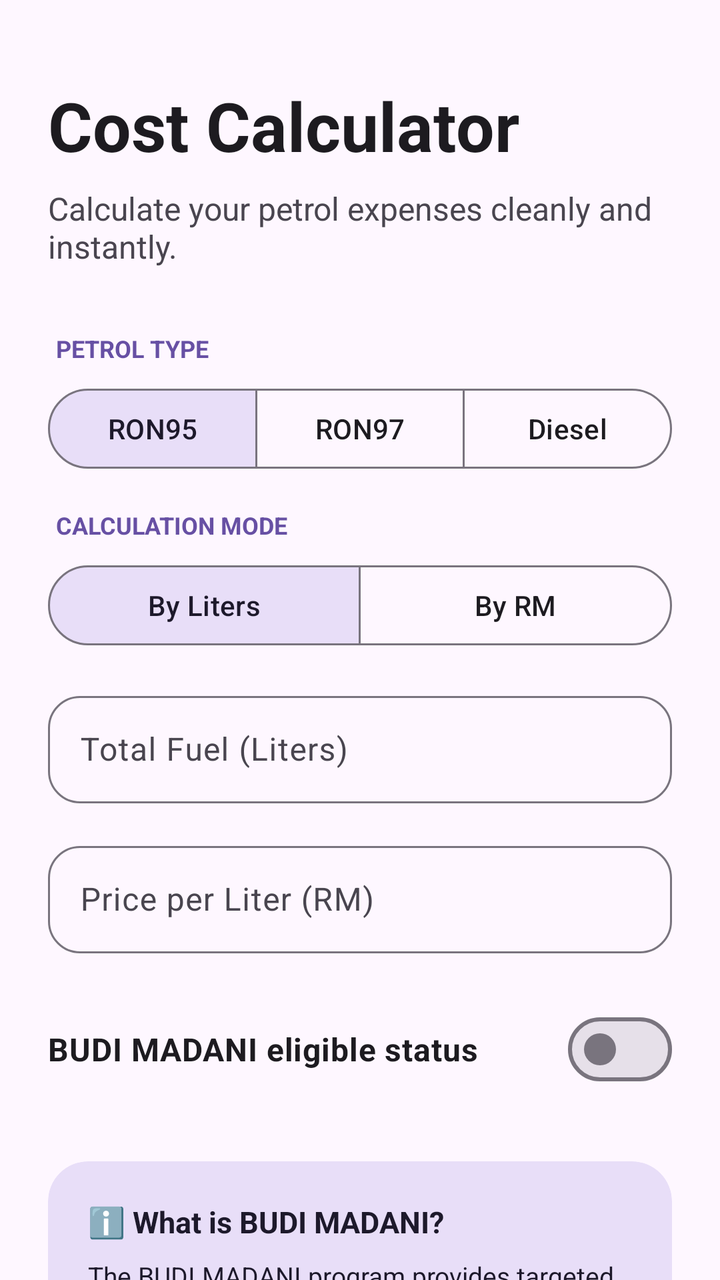
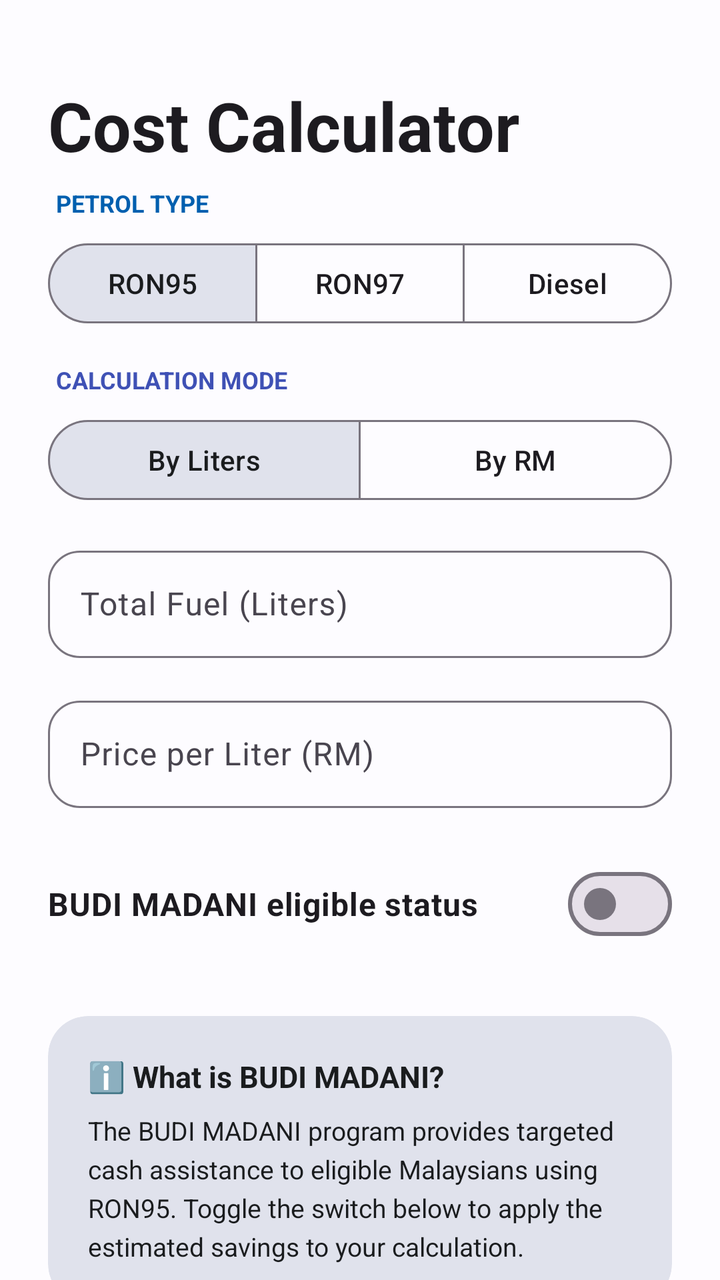

Two renders of the same Android screen: before a commit and after it. Below are the layout's source before the change and the commit's diff.
<!-- AndroidManifest.xml: application theme Theme.BudiMadani -->
<!-- res/layout/home.xml -->
<?xml version="1.0" encoding="utf-8"?>
<androidx.core.widget.NestedScrollView xmlns:android="http://schemas.android.com/apk/res/android"
    xmlns:app="http://schemas.android.com/apk/res-auto"
    android:layout_width="match_parent"
    android:layout_height="match_parent"
    android:background="?attr/colorSurface"
    android:fillViewport="true">

    <LinearLayout
        android:layout_width="match_parent"
        android:layout_height="wrap_content"
        android:orientation="vertical"
        android:padding="24dp">

        <TextView
            android:layout_width="wrap_content"
            android:layout_height="wrap_content"
            android:text="Cost Calculator"
            android:textSize="34sp"
            android:textStyle="bold"
            android:textColor="?attr/colorOnSurface"
            android:layout_marginTop="16dp"
            android:layout_marginBottom="8dp"/>

        <TextView
            android:layout_width="wrap_content"
            android:layout_height="wrap_content"
            android:text="Calculate your petrol expenses cleanly and instantly."
            android:textSize="16sp"
            android:textColor="?attr/colorOnSurfaceVariant"
            android:layout_marginBottom="32dp"/>

        <TextView
            android:layout_width="wrap_content"
            android:layout_height="wrap_content"
            android:text="Petrol Type"
            android:textSize="12sp"
            android:textStyle="bold"
            android:textAllCaps="true"
            android:textColor="?attr/colorPrimary"
            android:layout_marginBottom="8dp"
            android:layout_marginStart="4dp"/>

        <com.google.android.material.button.MaterialButtonToggleGroup
            android:id="@+id/togglePetrolType"
            android:layout_width="match_parent"
            android:layout_height="wrap_content"
            android:layout_marginBottom="16dp"
            app:singleSelection="true"
            app:selectionRequired="true"
            app:checkedButton="@+id/btnRON95">

            <com.google.android.material.button.MaterialButton
                android:id="@+id/btnRON95"
                style="?attr/materialButtonOutlinedStyle"
                android:layout_width="0dp"
                android:layout_height="wrap_content"
                android:layout_weight="1"
                android:text="RON95" />

            <com.google.android.material.button.MaterialButton
                android:id="@+id/btnRON97"
                style="?attr/materialButtonOutlinedStyle"
                android:layout_width="0dp"
                android:layout_height="wrap_content"
                android:layout_weight="1"
                android:text="RON97" />

            <com.google.android.material.button.MaterialButton
                android:id="@+id/btnDiesel"
                style="?attr/materialButtonOutlinedStyle"
                android:layout_width="0dp"
                android:layout_height="wrap_content"
                android:layout_weight="1"
                android:text="Diesel" />
        </com.google.android.material.button.MaterialButtonToggleGroup>

        <TextView
            android:layout_width="wrap_content"
            android:layout_height="wrap_content"
            android:text="Calculation Mode"
            android:textSize="12sp"
            android:textStyle="bold"
            android:textAllCaps="true"
            android:textColor="?attr/colorPrimary"
            android:layout_marginBottom="8dp"
            android:layout_marginStart="4dp"/>

        <com.google.android.material.button.MaterialButtonToggleGroup
            android:id="@+id/toggleInputMode"
            android:layout_width="match_parent"
            android:layout_height="wrap_content"
            android:layout_marginBottom="16dp"
            app:singleSelection="true"
            app:selectionRequired="true"
            app:checkedButton="@+id/btnModeLiters">

            <com.google.android.material.button.MaterialButton
                android:id="@+id/btnModeLiters"
                style="?attr/materialButtonOutlinedStyle"
                android:layout_width="0dp"
                android:layout_height="wrap_content"
                android:layout_weight="1"
                android:text="By Liters" />

            <com.google.android.material.button.MaterialButton
                android:id="@+id/btnModeRM"
                style="?attr/materialButtonOutlinedStyle"
                android:layout_width="0dp"
                android:layout_height="wrap_content"
                android:layout_weight="1"
                android:text="By RM" />
        </com.google.android.material.button.MaterialButtonToggleGroup>

        <com.google.android.material.textfield.TextInputLayout
            android:id="@+id/tilMainInput"
            android:layout_width="match_parent"
            android:layout_height="wrap_content"
            android:layout_marginBottom="16dp"
            app:boxCornerRadiusTopStart="16dp"
            app:boxCornerRadiusTopEnd="16dp"
            app:boxCornerRadiusBottomStart="16dp"
            app:boxCornerRadiusBottomEnd="16dp"
            style="@style/Widget.Material3.TextInputLayout.OutlinedBox">

            <com.google.android.material.textfield.TextInputEditText
                android:id="@+id/etMainInput"
                android:layout_width="match_parent"
                android:layout_height="wrap_content"
                android:hint="Total Fuel (Liters)"
                android:inputType="numberDecimal"
                android:padding="16dp"/>
        </com.google.android.material.textfield.TextInputLayout>

        <com.google.android.material.textfield.TextInputLayout
            android:layout_width="match_parent"
            android:layout_height="wrap_content"
            android:layout_marginBottom="24dp"
            app:boxCornerRadiusTopStart="16dp"
            app:boxCornerRadiusTopEnd="16dp"
            app:boxCornerRadiusBottomStart="16dp"
            app:boxCornerRadiusBottomEnd="16dp"
            style="@style/Widget.Material3.TextInputLayout.OutlinedBox">

            <com.google.android.material.textfield.TextInputEditText
                android:id="@+id/etPetrolPrice"
                android:layout_width="match_parent"
                android:layout_height="wrap_content"
                android:hint="Price per Liter (RM)"
                android:inputType="numberDecimal"
                android:padding="16dp"/>
        </com.google.android.material.textfield.TextInputLayout>



        <com.google.android.material.materialswitch.MaterialSwitch
            android:id="@+id/switchBudi"
            android:layout_width="match_parent"
            android:layout_height="wrap_content"
            android:text="BUDI MADANI eligible status"
            android:textSize="16sp"
            android:textStyle="bold"
            android:layout_marginBottom="32dp"/>

        <com.google.android.material.card.MaterialCardView
            android:layout_width="match_parent"
            android:layout_height="wrap_content"
            android:layout_marginBottom="24dp"
            app:cardBackgroundColor="?attr/colorSecondaryContainer"
            app:cardCornerRadius="20dp"
            app:cardElevation="0dp"
            app:strokeWidth="0dp">

            <LinearLayout
                android:layout_width="match_parent"
                android:layout_height="wrap_content"
                android:orientation="vertical"
                android:padding="20dp">

                <TextView
                    android:layout_width="wrap_content"
                    android:layout_height="wrap_content"
                    android:text="ℹ️ What is BUDI MADANI?"
                    android:textStyle="bold"
                    android:textSize="15sp"
                    android:textColor="?attr/colorOnSecondaryContainer"
                    android:layout_marginBottom="8dp"/>

                <TextView
                    android:layout_width="wrap_content"
                    android:layout_height="wrap_content"
                    android:text="The BUDI MADANI program provides targeted cash assistance to eligible Malaysians using RON95. Toggle the switch below to apply the estimated savings to your calculation."
                    android:textSize="13sp"
                    android:textColor="?attr/colorOnSecondaryContainer"
                    android:lineSpacingExtra="4dp"/>
            </LinearLayout>
        </com.google.android.material.card.MaterialCardView>

        <com.google.android.material.button.MaterialButton
            android:id="@+id/btnCalculate"
            android:layout_width="match_parent"
            android:layout_height="64dp"
            android:text="Calculate Total"
            android:textSize="18sp"
            android:textStyle="bold"
            app:cornerRadius="16dp"
            android:layout_marginBottom="32dp"/>

        <com.google.android.material.card.MaterialCardView
            android:id="@+id/cardSummary"
            android:layout_width="match_parent"
            android:layout_height="wrap_content"
            android:layout_marginBottom="16dp"
            android:visibility="gone"
            app:cardBackgroundColor="?attr/colorSurfaceContainerHigh"
            app:cardCornerRadius="16dp"
            app:cardElevation="0dp"
            app:strokeWidth="0dp">

            <LinearLayout
                android:layout_width="match_parent"
                android:layout_height="wrap_content"
                android:orientation="vertical"
                android:padding="20dp">

                <LinearLayout
                    android:layout_width="match_parent"
                    android:layout_height="wrap_content"
                    android:orientation="horizontal"
                    android:layout_marginBottom="12dp">
                    <TextView
                        android:layout_width="0dp"
                        android:layout_height="wrap_content"
                        android:layout_weight="1"
                        android:text="Calculated Volume"
                        android:textSize="14sp"
                        android:textColor="?attr/colorOnSurfaceVariant"/>
                    <TextView
                        android:id="@+id/tvSummaryLiters"
                        android:layout_width="wrap_content"
                        android:layout_height="wrap_content"
                        android:text="0.00 L"
                        android:textSize="14sp"
                        android:textColor="?attr/colorOnSurface"/>
                </LinearLayout>

                <LinearLayout
                    android:layout_width="match_parent"
                    android:layout_height="wrap_content"
                    android:orientation="horizontal"
                    android:layout_marginBottom="12dp">
                    <TextView
                        android:layout_width="0dp"
                        android:layout_height="wrap_content"
                        android:layout_weight="1"
                        android:text="Pump Price"
                        android:textSize="14sp"
                        android:textColor="?attr/colorOnSurfaceVariant"/>
                    <TextView
                        android:id="@+id/tvSummaryPumpPrice"
                        android:layout_width="wrap_content"
                        android:layout_height="wrap_content"
                        android:text="RM 0.00/L"
                        android:textSize="14sp"
                        android:textColor="?attr/colorOnSurface"/>
                </LinearLayout>

                <LinearLayout
                    android:layout_width="match_parent"
                    android:layout_height="wrap_content"
                    android:orientation="horizontal">
                    <TextView
                        android:layout_width="0dp"
                        android:layout_height="wrap_content"
                        android:layout_weight="1"
                        android:text="BUDI Rate Applied"
                        android:textSize="14sp"
                        android:textColor="?attr/colorOnSurfaceVariant"/>
                    <TextView
                        android:id="@+id/tvSummaryBudiPrice"
                        android:layout_width="wrap_content"
                        android:layout_height="wrap_content"
                        android:text="RM 1.99/L"
                        android:textSize="14sp"
                        android:textColor="?attr/colorOnSurface"/>
                </LinearLayout>
            </LinearLayout>
        </com.google.android.material.card.MaterialCardView>

        <com.google.android.material.card.MaterialCardView
            android:layout_width="match_parent"
            android:layout_height="wrap_content"
            android:layout_marginBottom="24dp"
            app:cardBackgroundColor="?attr/colorPrimaryContainer"
            app:cardCornerRadius="24dp"
            app:cardElevation="0dp"
            app:strokeWidth="0dp">

            <LinearLayout
                android:layout_width="match_parent"
                android:layout_height="wrap_content"
                android:orientation="vertical"
                android:gravity="center"
                android:padding="32dp">

                <TextView
                    android:id="@+id/tvTotalCostLabel"
                    android:layout_width="wrap_content"
                    android:layout_height="wrap_content"
                    android:text="Estimated Final Cost"
                    android:textColor="?attr/colorOnPrimaryContainer"
                    android:textSize="14sp"
                    android:textStyle="bold"
                    android:layout_marginBottom="8dp"/>

                <TextView
                    android:id="@+id/tvTotalCost"
                    android:layout_width="wrap_content"
                    android:layout_height="wrap_content"
                    android:text="RM 0.00"
                    android:textColor="?attr/colorOnPrimaryContainer"
                    android:textSize="48sp"
                    android:textStyle="bold"/>
            </LinearLayout>
        </com.google.android.material.card.MaterialCardView>

    </LinearLayout>
</androidx.core.widget.NestedScrollView>
<!-- resources referenced by this layout -->
<resources>
  <style name="Theme.BudiMadani" parent="Base.Theme.BudiMadani" />
  <style name="Base.Theme.BudiMadani" parent="Theme.Material3.DayNight.NoActionBar">
          
          
      </style>
</resources>

<!-- the commit's change to res/layout/home.xml (unified diff, before → after) -->
@@ -25,14 +25,6 @@
         <TextView
             android:layout_width="wrap_content"
             android:layout_height="wrap_content"
-            android:text="Calculate your petrol expenses cleanly and instantly."
-            android:textSize="16sp"
-            android:textColor="?attr/colorOnSurfaceVariant"
-            android:layout_marginBottom="32dp"/>
-
-        <TextView
-            android:layout_width="wrap_content"
-            android:layout_height="wrap_content"
             android:text="Petrol Type"
             android:textSize="12sp"
             android:textStyle="bold"
@@ -82,7 +74,7 @@
             android:textSize="12sp"
             android:textStyle="bold"
             android:textAllCaps="true"
-            android:textColor="?attr/colorPrimary"
+            android:textColor="#3F51B5"
             android:layout_marginBottom="8dp"
             android:layout_marginStart="4dp"/>
 
<!-- resource entries referenced after the edit -->
@@ -1,9 +1,14 @@
 <!-- resources referenced by this layout -->
 <resources>
-  <style name="Theme.BudiMadani" parent="Base.Theme.BudiMadani" />
-  <style name="Base.Theme.BudiMadani" parent="Theme.Material3.DayNight.NoActionBar">
-          
-          
-      </style>
+  <style name="Theme.BudiMadani" parent="Theme.Material3.DayNight.NoActionBar">
+  
+              <item name="colorPrimary">#005FAF</item>
+              <item name="colorPrimaryContainer">#D1E4FF</item>
+              <item name="colorOnPrimaryContainer">#001D36</item>
+              <item name="colorSecondaryContainer">#E0E2EC</item>
+              <item name="colorOnSecondaryContainer">#1A1C1E</item>
+              <item name="colorSurface">#FDFCFF</item>
+              <item name="colorSurfaceContainerHigh">#F5F6FA</item>
+          </style>
 </resources>
 
